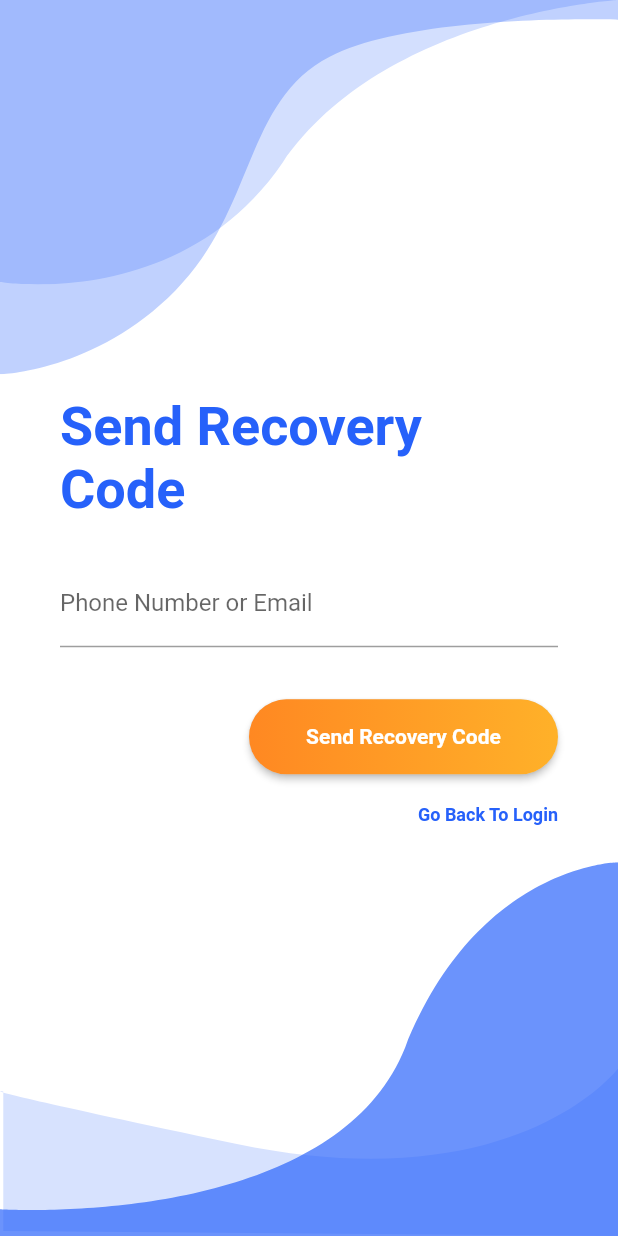
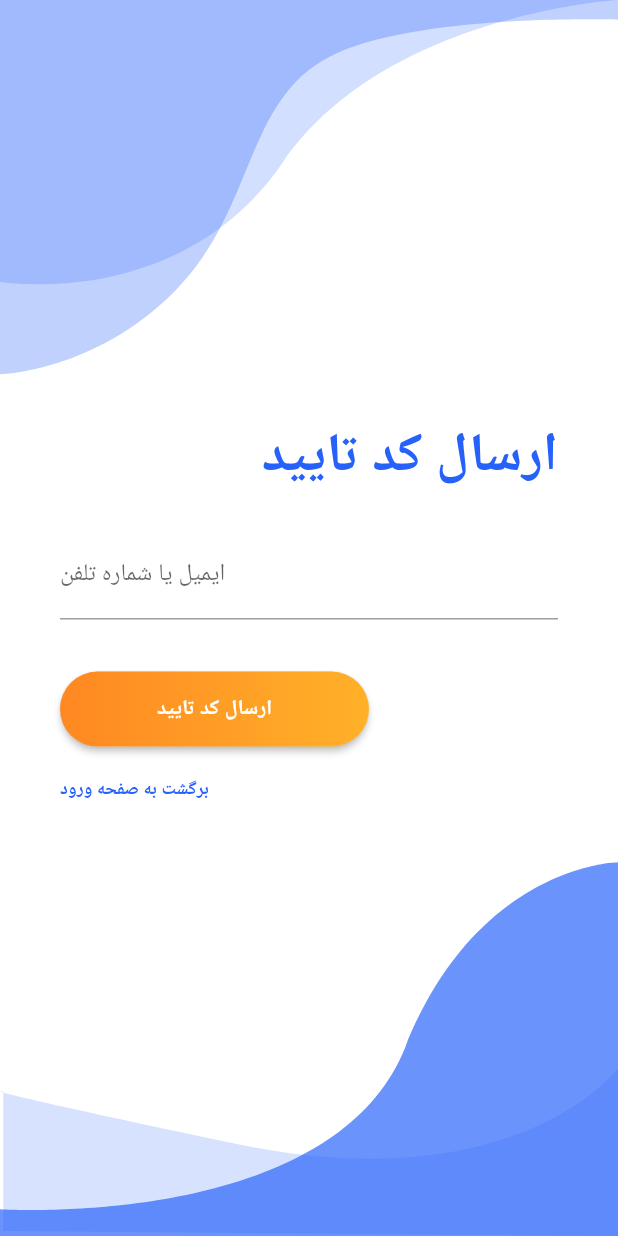
Before and after one commit to Abolfazlnezami2000/ibook_1, a Flutter app: the SendRecoveryCodePage screen opened directly, on a phone screen of 412 x 824 dp. Run offline on Flutter 3.47's test engine with Material 2 defaults, Android fonts, the phone set to English and light mode, and no system bars; our stand-ins replace bloc, dartz, data_connection_checker, equatable, flutter_bloc, flutter_svg and 2 more; accounts and stored records are empty.

Commit message:
[FIX] : Fix all ui for person language

```diff
--- a/lib/core/constant/Text.dart
+++ b/lib/core/constant/Text.dart
@@ -9,24 +9,24 @@ abstract class ConstantText {
   static final String buttonSingUpToLogin = 'آیا تا حالا اکانت نساختید ؟ ثبت نام';
 
   //Register
-  static final String headerRegisterScreen = 'Register';
-  static final String buttonLoginToSingUp = 'Already Have an Account? Sign in';
+  static final String headerRegisterScreen = 'ثبت نام';
+  static final String buttonLoginToSingUp = 'تا حالا ثبت نام کردید ؟ ورود';
 
   //Forget Password
   // Page Send Recovery Code
 
-  static final String headerSendRecoveryCodePage = 'Send Recovery Code';
-  static final String headerTextFieldSendRecoveryCodePage = 'Phone Number or Email';
-  static final String buttonRecoveryCode = 'Send Recovery Code';
-  static final String buttonRecoveryCodeToLogin = 'Go Back To Login';
+  static final String headerSendRecoveryCodePage = 'ارسال کد تایید';
+  static final String headerTextFieldSendRecoveryCodePage = 'ایمیل یا شماره تلفن';
+  static final String buttonRecoveryCode = 'ارسال کد تایید';
+  static final String buttonRecoveryCodeToLogin = 'برگشت به صفحه ورود';
 
   // Page Change Password
 
-  static final String headerResatPasswordPage= 'Resat Password';
-  static final String headerTextFieldRecoveryCode = 'Recovery Code';
-  static final String headerTextFieldNewPassword = 'New Password';
-  static final String headerTextFieldNewPasswordAgain = 'New Password Again';
-  static final String buttonChangePassword = 'Change Password';
+  static final String headerResatPasswordPage= 'فراموشی رمز';
+  static final String headerTextFieldRecoveryCode = 'کد تایید';
+  static final String headerTextFieldNewPassword = 'پسورد جدید';
+  static final String headerTextFieldNewPasswordAgain = 'دوباره پسورد جدید';
+  static final String buttonChangePassword = 'عوض کردن پسورد';
 
   //General
 
@@ -39,8 +39,8 @@ abstract class ConstantText {
   // Text Field
 
   static final String headerTextFieldUsername = 'نام کاربری';
-  static final String headerTextFieldEmail = 'Email';
-  static final String headerTextFieldName = 'Name';
+  static final String headerTextFieldEmail = 'ایمیل';
+  static final String headerTextFieldName = 'اسم';
   static final String headerTextFieldPassword = 'رمز';
 
   // Text
--- a/lib/features/forgot_password/presentation/pages/page_change_password.dart
+++ b/lib/features/forgot_password/presentation/pages/page_change_password.dart
@@ -90,7 +90,7 @@ class ChangePasswordPage extends StatelessWidget {
         mainAxisAlignment: MainAxisAlignment.center,
         children: <Widget>[
           Container(
-            alignment: Alignment.centerLeft,
+            alignment: Alignment.centerRight,
             padding: EdgeInsets.symmetric(horizontal: 40),
             child: Text(
               ConstantText.headerResatPasswordPage,
@@ -147,7 +147,7 @@ class ChangePasswordPage extends StatelessWidget {
           ),
           SizedBox(height: size.height * 0.05),
           Container(
-            alignment: Alignment.centerRight,
+            alignment: Alignment.centerLeft,
             margin: EdgeInsets.symmetric(horizontal: 40, vertical: 10),
             child: RaisedButton(
               onPressed: () => dispatchConcrete(context),
--- a/lib/features/forgot_password/presentation/pages/page_send_recovery_code.dart
+++ b/lib/features/forgot_password/presentation/pages/page_send_recovery_code.dart
@@ -87,7 +87,7 @@ class SendRecoveryCodePage extends StatelessWidget {
         mainAxisAlignment: MainAxisAlignment.center,
         children: <Widget>[
           Container(
-            alignment: Alignment.centerLeft,
+            alignment: Alignment.centerRight,
             padding: EdgeInsets.symmetric(horizontal: 40),
             child: Text(
               ConstantText.headerSendRecoveryCodePage,
@@ -115,7 +115,7 @@ class SendRecoveryCodePage extends StatelessWidget {
           ),
           SizedBox(height: size.height * 0.03),
           Container(
-            alignment: Alignment.centerRight,
+            alignment: Alignment.centerLeft,
             margin: EdgeInsets.symmetric(horizontal: 40, vertical: 10),
             child: RaisedButton(
               onPressed: () => dispatchRecoveryCode(context),
@@ -143,7 +143,7 @@ class SendRecoveryCodePage extends StatelessWidget {
             ),
           ),
           Container(
-            alignment: Alignment.centerRight,
+            alignment: Alignment.centerLeft,
             margin: EdgeInsets.symmetric(horizontal: 40, vertical: 10),
             child: GestureDetector(
               onTap: () => goToLoginPage(context),
--- a/lib/features/register/presentation/pages/register_page.dart
+++ b/lib/features/register/presentation/pages/register_page.dart
@@ -98,7 +98,7 @@ class RegisterPage extends StatelessWidget {
         mainAxisAlignment: MainAxisAlignment.center,
         children: <Widget>[
           Container(
-            alignment: Alignment.centerLeft,
+            alignment: Alignment.centerRight,
             padding: EdgeInsets.symmetric(horizontal: 40),
             child: Text(
               ConstantText.headerRegisterScreen,
@@ -168,7 +168,7 @@ class RegisterPage extends StatelessWidget {
           ),
           SizedBox(height: size.height * 0.05),
           Container(
-            alignment: Alignment.centerRight,
+            alignment: Alignment.centerLeft,
             margin: EdgeInsets.symmetric(horizontal: 40, vertical: 10),
             child: RaisedButton(
               onPressed: () => GoToLoginPage(context),
@@ -196,7 +196,7 @@ class RegisterPage extends StatelessWidget {
             ),
           ),
           Container(
-            alignment: Alignment.centerRight,
+            alignment: Alignment.centerLeft,
             margin: EdgeInsets.symmetric(horizontal: 40, vertical: 10),
             child: GestureDetector(
               onTap: () => {
```
